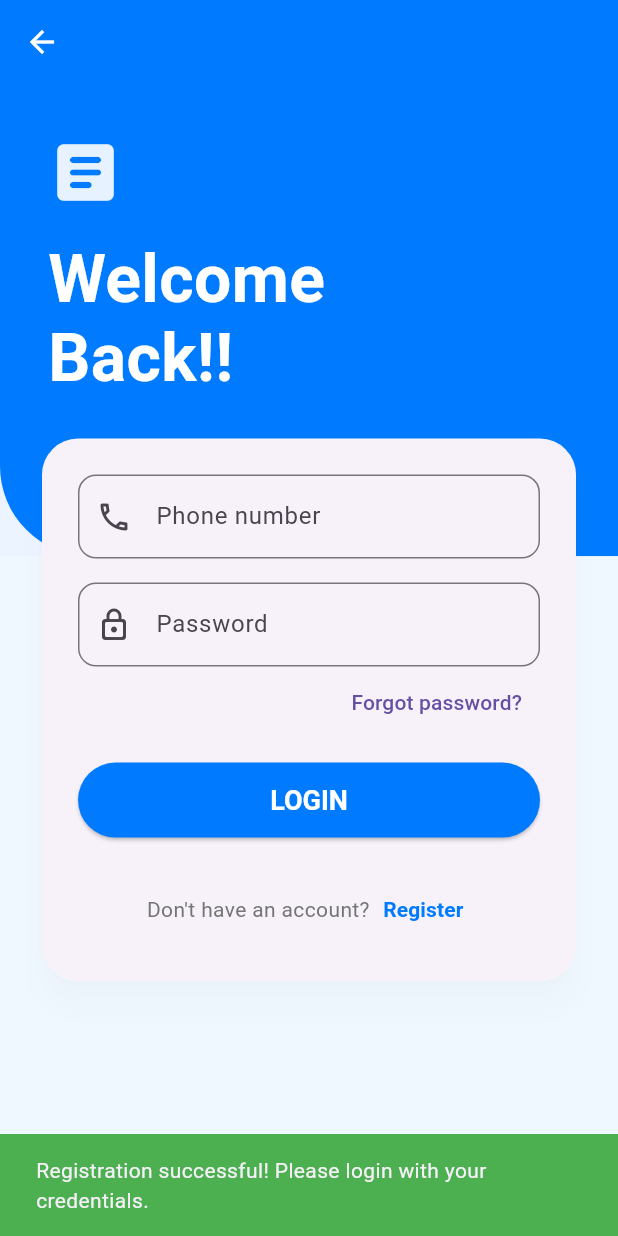
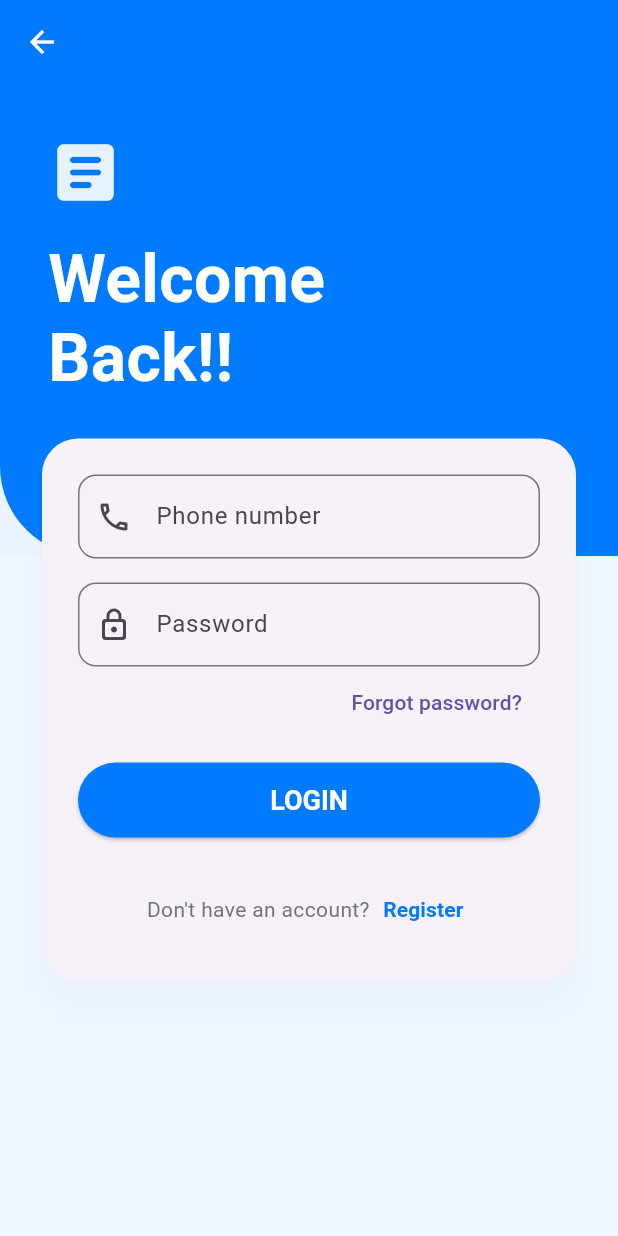
Before and after one commit to johan-droid/ai-resume-building, a Flutter app: the LoginScreen screen opened directly, on a phone screen of 412 x 824 dp. Run offline on Flutter 3.47's test engine with Material 3 defaults, Android fonts, the phone set to English and light mode, and no system bars; our stand-ins replace file_picker, shared_preferences; accounts and stored records are empty.

Commit message:
Refactor login screen: remove registration success message logic and clean up code

```diff
--- a/lib/screens/auth/login_screen.dart
+++ b/lib/screens/auth/login_screen.dart
@@ -4,9 +4,7 @@ import 'package:rezume_app/screens/auth/registration_screen.dart';
 import 'package:rezume_app/screens/auth/forgot_password_screen.dart';
 
 class LoginScreen extends StatefulWidget {
-  final bool registrationSuccessful;
-
-  const LoginScreen({super.key, this.registrationSuccessful = false});
+  const LoginScreen({super.key});
 
   @override
   State<LoginScreen> createState() => _LoginScreenState();
@@ -17,23 +15,6 @@ class _LoginScreenState extends State<LoginScreen> {
   final _formKey = GlobalKey<FormState>();
   final _phoneController = TextEditingController();
   final _passwordController = TextEditingController();
-
-  @override
-  void initState() {
-    super.initState();
-    // Show success message if coming from registration
-    if (widget.registrationSuccessful) {
-      WidgetsBinding.instance.addPostFrameCallback((_) {
-        ScaffoldMessenger.of(context).showSnackBar(
-          const SnackBar(
-            content: Text('Registration successful! Please login with your credentials.'),
-            backgroundColor: Colors.green,
-            duration: Duration(seconds: 3),
-          ),
-        );
-      });
-    }
-  }
 
   @override
   void dispose() {
@@ -224,8 +205,7 @@ class _LoginScreenState extends State<LoginScreen> {
 
                         // 6. Rounded LOGIN Button
                         ElevatedButton(
-                          onPressed: _login, // Your login function
-                          child: const Text('LOGIN'),
+                          onPressed: _login,
                           style: ElevatedButton.styleFrom(
                             backgroundColor: const Color(0xFF007BFF),
                             foregroundColor: Colors.white,
@@ -237,7 +217,8 @@ class _LoginScreenState extends State<LoginScreen> {
                               fontSize: 18,
                               fontWeight: FontWeight.bold,
                             ),
-                          ),
+                          ), // Your login function
+                          child: const Text('LOGIN'),
                         ),
 
                         const SizedBox(height: 24),
```
